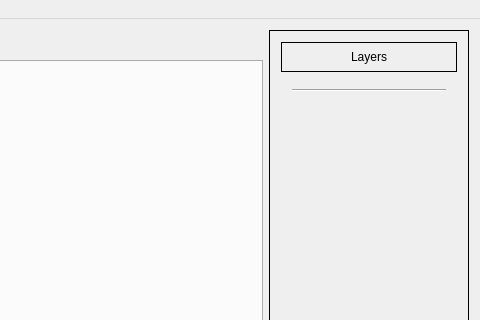
The window that EditPro/MainWindow.ui (goneyacine/Edit-Pro) describes before a commit, drawn with Qt 5; both pictures show x 241 to 721 and y 0 to 320 of the 721 by 540 pixel window.
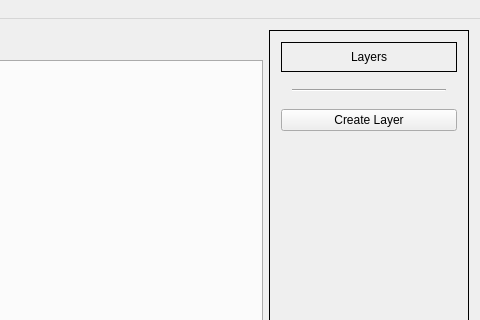
The same window after the commit.

Commit message: adding create layer button

What changed in the file:
```diff
--- a/EditPro/MainWindow.ui
+++ b/EditPro/MainWindow.ui
@@ -147,6 +147,13 @@
           </layout>
          </widget>
         </item>
+        <item>
+         <widget class="QPushButton" name="createLayerButton">
+          <property name="text">
+           <string>Create Layer</string>
+          </property>
+         </widget>
+        </item>
         <item>
          <spacer name="verticalSpacer">
           <property name="orientation">
```
The commit also changes 9 other files.
